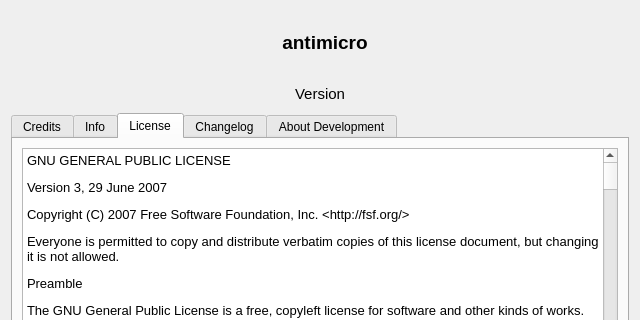
Above: src/aboutdialog.ui from AntiMicroX/antimicrox before the change; both pictures show x 0 to 640 and y 0 to 320 of the 640 by 480 pixel window. Below: the same form after it.
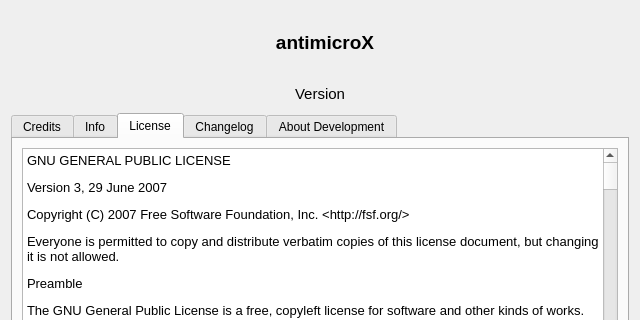
That is the form after the change. The open tabs and pages were chosen to show the change. Icons and pictures are not drawn.

Commit message: renamed antimicro into antimicroX

```diff
--- a/src/aboutdialog.ui
+++ b/src/aboutdialog.ui
@@ -78,7 +78,7 @@
         </font>
        </property>
        <property name="text">
-        <string>antimicro</string>
+        <string>antimicroX</string>
        </property>
        <property name="alignment">
         <set>Qt::AlignHCenter|Qt::AlignTop</set>
```
Left out of the diff: 244 changed lines with no effect on the pictures. The commit also changes 287 other files.
